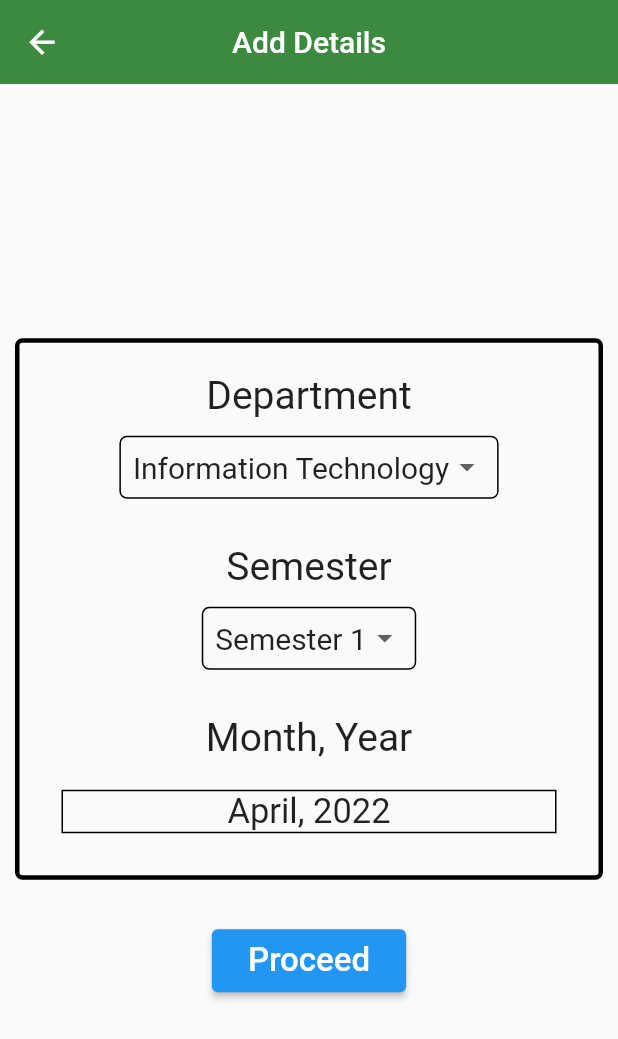
After one commit to FineCoders001/uni_campus, a Flutter app: the MyAttendance screen opened directly, on a phone screen of 412 x 824 dp. The commit adds this screen. Shown: the top 1039 px of the screen. Run offline on Flutter 3.47's test engine with Material 2 defaults, Android fonts, the phone set to English and light mode, and no system bars; our stand-ins replace badges, cached_network_image, carousel_slider, cloud_firestore, connectivity_plus, csv and 15 more; missing offline and left inert: barcode_scan2, flutterfire_ui; accounts and stored records are empty; Roboto replaces fonts that are missing (Ubuntu); statements that could not run were skipped.

Commit message:
Added ui distinction based on role in attendance and added more variables for querying attendance for user

```diff
--- /dev/null
+++ b/lib/Attendance/Screens/select_attendance.dart
@@ -0,0 +1,297 @@
+import 'package:flutter/material.dart';
+import 'package:google_fonts/google_fonts.dart';
+import 'package:hooks_riverpod/hooks_riverpod.dart';
+import 'package:uni_campus/Attendance/Screens/display_attendance.dart';
+import 'package:uni_campus/Profile/Screens/profile_screen.dart';
+
+class MyAttendance extends StatefulHookConsumerWidget {
+  const MyAttendance({Key? key}) : super(key: key);
+
+  @override
+  _MyAttendanceState createState() => _MyAttendanceState();
+}
+
+class _MyAttendanceState extends ConsumerState<MyAttendance> {
+  List<String> months = [
+    'January',
+    'February',
+    'March',
+    'April',
+    'May',
+    'June',
+    'July',
+    'August',
+    'September',
+    'October',
+    'November',
+    'December'
+  ];
+  String dept = "Information Technology";
+  String subj = "";
+  late String facName = "";
+  String y = DateTime.now().year.toString();
+  late String m = months[DateTime.now().month - 1];
+  String sem = "Semester 1";
+
+  @override
+  void initState() {
+    facName = ref.read(userCrudProvider).user["userName"];
+    super.initState();
+  }
+
+  @override
+  Widget build(BuildContext context) {
+    return Scaffold(
+      resizeToAvoidBottomInset: false,
+      appBar: AppBar(
+        backgroundColor: const Color.fromARGB(255, 60, 138, 63),
+        elevation: 0,
+        centerTitle: true,
+        title: Text(
+          "Add Details",
+          style: GoogleFonts.ubuntu(),
+        ),
+        leading: IconButton(
+            onPressed: () {
+              Navigator.pop(context);
+            },
+            icon: const Icon(
+              Icons.arrow_back,
+              color: Colors.white,
+              size: 25,
+            )),
+      ),
+      body: Center(
+        child: Column(
+          mainAxisAlignment: MainAxisAlignment.center,
+          children: [
+            Padding(
+              padding: const EdgeInsets.all(10.0),
+              child: Container(
+                decoration: BoxDecoration(
+                  border: Border.all(width: 3),
+                  borderRadius: BorderRadius.circular(5),
+                ),
+                child: Column(
+                  children: [
+                    Padding(
+                      padding: const EdgeInsets.all(20.0),
+                      child: Column(
+                        children: [
+                          Padding(
+                            padding: const EdgeInsets.only(bottom: 12.0),
+                            child: Center(
+                              child: Text(
+                                "Department",
+                                style: GoogleFonts.ubuntu(
+                                  fontSize: 26,
+                                ),
+                              ),
+                            ),
+                          ),
+                          Container(
+                            decoration: BoxDecoration(
+                              borderRadius: BorderRadius.circular(5),
+                              border: Border.all(),
+                            ),
+                            child: Padding(
+                              padding: const EdgeInsets.all(8.0),
+                              child: DropdownButton<String>(
+                                isDense: true,
+                                underline: const SizedBox(),
+                                value: dept,
+                                items: <String>[
+                                  "Information Technology",
+                                  "Mechanical",
+                                  "Civil",
+                                  "Chemical",
+                                  "Power Electronics",
+                                  "Industrial",
+                                  "Electrical",
+                                  "Computer Engineering"
+                                ].map((String v) {
+                                  return DropdownMenuItem(
+                                      value: v,
+                                      child: Text(
+                                        v,
+                                        style: const TextStyle(fontSize: 20),
+                                      ));
+                                }).toList(),
+                                onChanged: (nevalue) {
+                                  setState(() {
+                                    dept = nevalue!;
+                                  });
+                                },
+                              ),
+                            ),
+                          ),
+                        ],
+                      ),
+                    ),
+                    Padding(
+                      padding: const EdgeInsets.all(10.0),
+                      child: Column(
+                        children: [
+                          Padding(
+                            padding: const EdgeInsets.only(bottom: 12.0),
+                            child: Center(
+                              child: Text(
+                                "Semester",
+                                style: GoogleFonts.ubuntu(
+                                  fontSize: 26,
+                                ),
+                              ),
+                            ),
+                          ),
+                          Container(
+                            decoration: BoxDecoration(
+                              borderRadius: BorderRadius.circular(5),
+                              border: Border.all(),
+                            ),
+                            child: Padding(
+                              padding: const EdgeInsets.all(8.0),
+                              child: DropdownButton<String>(
+                                isDense: true,
+                                underline: const SizedBox(),
+                                value: sem,
+                                items: <String>[
+                                  "Semester 1",
+                                  "Semester 2",
+                                  "Semester 3",
+                                  "Semester 4",
+                                  "Semester 5",
+                                  "Semester 6",
+                                  "Semester 7",
+                                  "Semester 8"
+                                ].map((String v) {
+                                  return DropdownMenuItem(
+                                      value: v,
+                                      child: Text(
+                                        v,
+                                        style: const TextStyle(fontSize: 20),
+                                      ));
+                                }).toList(),
+                                onChanged: (value) {
+                                  setState(() {
+                                    sem = value!;
+                                  });
+                                },
+                              ),
+                            ),
+                          ),
+                        ],
+                      ),
+                    ),
+                    Padding(
+                      padding: const EdgeInsets.all(20.0),
+                      child: Column(
+                        children: [
+                          Padding(
+                            padding: const EdgeInsets.only(bottom: 12.0),
+                            child: Center(
+                              child: Text(
+                                "Month, Year",
+                                style: GoogleFonts.ubuntu(
+                                  fontSize: 26,
+                                ),
+                              ),
+                            ),
+                          ),
+                          GestureDetector(
+                            onTap: () async {
+                              var sely = await showDatePicker(
+                                  context: context,
+                                  initialEntryMode:
+                                      DatePickerEntryMode.calendarOnly,
+                                  initialDatePickerMode: DatePickerMode.year,
+                                  initialDate: DateTime.now(),
+                                  firstDate: DateTime(2015),
+                                  lastDate: DateTime.now());
+                              if (sely!.year != DateTime.now().year ||
+                                  sely.month != DateTime.now().month) {
+                                setState(() {
+                                  y = sely.year.toString();
+                                  m = months[sely.month - 1];
+                                });
+                              }
+                            },
+                            child: Padding(
+                              padding: const EdgeInsets.all(8.0),
+                              child: Container(
+                                decoration: BoxDecoration(border: Border.all()),
+                                child: Center(
+                                  child: Text(
+                                    m + ", " + y,
+                                    style: GoogleFonts.ubuntu(
+                                      fontSize: 23,
+                                    ),
+                                  ),
+                                ),
+                              ),
+                            ),
+                          ),
+                        ],
+                      ),
+                    ),
+
+                    // ElevatedButton(
+                    //     onPressed: () async {
+                    //       var sely = await showDatePicker(
+                    //           context: context,
+                    //           initialEntryMode:
+                    //               DatePickerEntryMode.calendarOnly,
+                    //           initialDatePickerMode: DatePickerMode.year,
+                    //           initialDate: DateTime.now(),
+                    //           firstDate: DateTime(2015),
+                    //           lastDate: DateTime.now());
+                    //       if (sely!.year != DateTime.now().year ||
+                    //           sely.month != DateTime.now().month) {
+                    //         setState(() {
+                    //           y = sely.year.toString();
+                    //           m = months[sely.month - 1];
+                    //         });
+                    //       }
+                    //     },
+                    //     child: Text(m + ", " + y)),
+                    // DatePickerDialog(
+                    //     initialDate: DateTime.now(),
+                    //     firstDate: DateTime.parse("2015-01-01"),
+                    //     lastDate: DateTime.now()),
+                  ],
+                ),
+              ),
+            ),
+            Padding(
+              //Button
+              padding: const EdgeInsets.only(top: 20.0),
+              child: ElevatedButton(
+                onPressed: () {
+                  Navigator.push(
+                    context,
+                    MaterialPageRoute(
+                      builder: (context) {
+                        return DisplayFacultyAttendance(
+                          dept: dept,
+                          month: m,
+                          year: y,
+                          semester: sem,
+                        );
+                      },
+                    ),
+                  );
+                },
+                child: const Padding(
+                  padding: EdgeInsets.all(8.0),
+                  child: Text(
+                    "Proceed",
+                    style: TextStyle(fontSize: 22),
+                  ),
+                ),
+              ),
+            ),
+          ],
+        ),
+      ),
+    );
+  }
+}
--- a/lib/Profile/Screens/profile_screen.dart
+++ b/lib/Profile/Screens/profile_screen.dart
@@ -6,7 +6,6 @@ import 'package:flutter/material.dart';
 import 'package:flutter_screenutil/flutter_screenutil.dart';
 import 'package:google_fonts/google_fonts.dart';
 import 'package:hooks_riverpod/hooks_riverpod.dart';
-import 'package:uni_campus/Profile/Screens/todo_list.dart';
 import 'package:firebase_storage/firebase_storage.dart' as firebase_storage;
 import 'package:uni_campus/Users/user_crud.dart';
 import 'package:uni_campus/main.dart';
```
Also changed, not shown: lib/Attendance/Screens/display_attendance.dart (+145 -63 lines), lib/home_screen.dart (+5 -7 lines).
